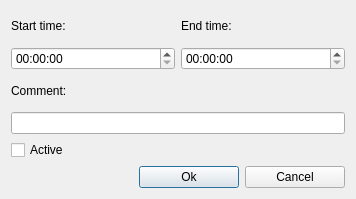
The window that ui/scheduleitemedit.ui (ckorn/xvst) describes before a commit, drawn with Qt 5.
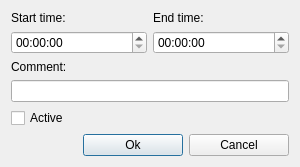
The same window after the commit.

```diff
--- a/ui/scheduleitemedit.ui
+++ b/ui/scheduleitemedit.ui
@@ -6,8 +6,8 @@
    <rect>
     <x>0</x>
     <y>0</y>
-    <width>356</width>
-    <height>199</height>
+    <width>300</width>
+    <height>161</height>
    </rect>
   </property>
   <property name="windowTitle">
```
